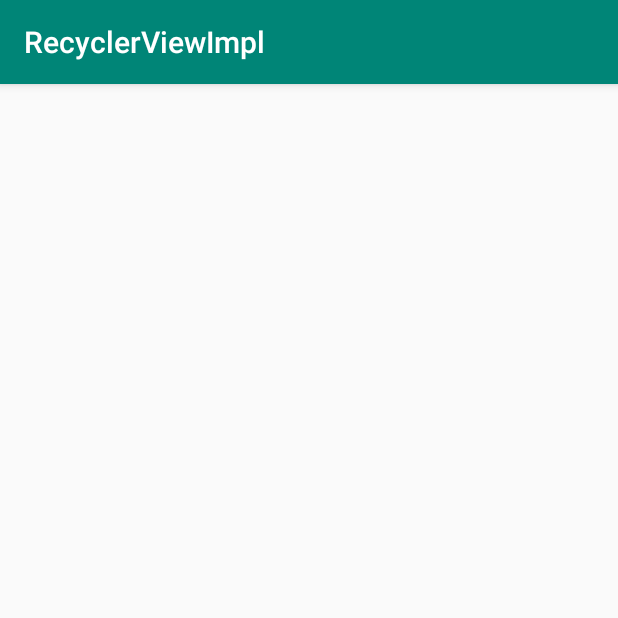
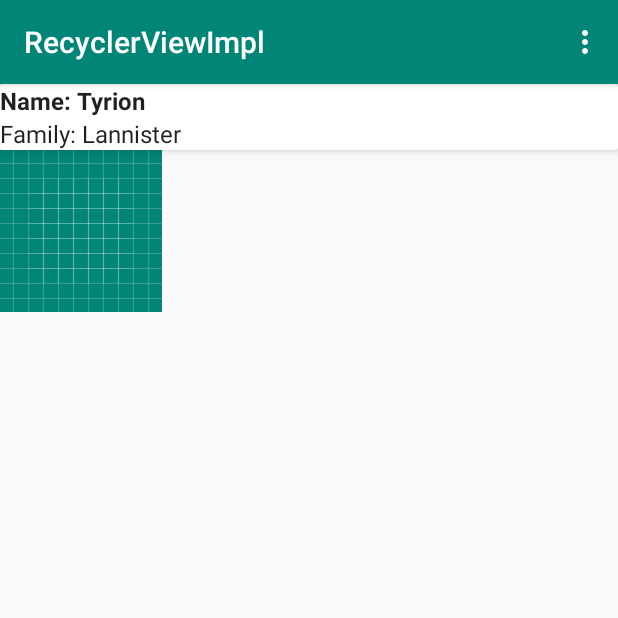
Before and after one commit to expallexand/RecyclerViewImpl, an Android app: the screen it shows after launch (MainActivity), on a phone screen of 412 x 824 dp, the top half of it. Run offline under Robolectric (Android 15) with nearby library versions, the phone set to English and light mode, and no system bars.

Commit message:
All done remarks: Need add CardView and Decorators

```diff
--- a/app/build.gradle
+++ b/app/build.gradle
@@ -26,4 +26,5 @@ dependencies {
     androidTestImplementation 'com.android.support.test:runner:1.0.2'
     androidTestImplementation 'com.android.support.test.espresso:espresso-core:3.0.2'
     implementation 'com.android.support:recyclerview-v7:26.1.0'
+    implementation 'com.android.support:cardview-v7:26.1.0'
 }
--- /dev/null
+++ b/app/src/main/java/com/example/alekseynd/recyclerviewimpl/data/User.java
@@ -0,0 +1,20 @@
+package com.example.alekseynd.recyclerviewimpl.data;
+
+public class User {
+
+    private String mFirstname;
+    private String mSecondName;
+
+    public User(String firstName, String secondName) {
+        mFirstname = firstName;
+        mSecondName = secondName;
+    }
+
+    public String getFirstname() {
+        return mFirstname;
+    }
+
+    public String getSecondName() {
+        return mSecondName;
+    }
+}
--- a/app/src/main/java/com/example/alekseynd/recyclerviewimpl/ui/RecyclerFragment.java
+++ b/app/src/main/java/com/example/alekseynd/recyclerviewimpl/ui/RecyclerFragment.java
@@ -1,23 +1,80 @@
 package com.example.alekseynd.recyclerviewimpl.ui;
 
+import android.content.Context;
 import android.os.Bundle;
 import android.support.annotation.NonNull;
 import android.support.annotation.Nullable;
 import android.support.v4.app.Fragment;
+import android.support.v7.widget.LinearLayoutManager;
 import android.support.v7.widget.RecyclerView;
 import android.view.LayoutInflater;
+import android.view.Menu;
+import android.view.MenuInflater;
+import android.view.MenuItem;
 import android.view.View;
 import android.view.ViewGroup;
 
 import com.example.alekseynd.recyclerviewimpl.R;
+import com.example.alekseynd.recyclerviewimpl.data.User;
+import com.example.alekseynd.recyclerviewimpl.util.ComplexRecyclerViewAdapter;
+
+import java.util.ArrayList;
 
 public class RecyclerFragment extends Fragment {
 
-    private RecyclerView mMRecyclerView;
+    private RecyclerView mRecyclerView;
+    private ComplexRecyclerViewAdapter mComplexRecyclerViewAdapter;
 
     public static RecyclerFragment newInstance() {
         return new RecyclerFragment();
     }
+
+
+    @Override
+    public void onCreateOptionsMenu(Menu menu, MenuInflater inflater) {
+        inflater.inflate(R.menu.main_menu, menu);
+    }
+
+    @Override
+    public boolean onOptionsItemSelected(MenuItem item) {
+        int id = item.getItemId();
+
+        switch (id) {
+            case R.id.action_add_typeUser_item:
+                mComplexRecyclerViewAdapter.addItem(this, ComplexRecyclerViewAdapter.USER);
+                mComplexRecyclerViewAdapter.notifyItemChanged(mComplexRecyclerViewAdapter.getItemCount());
+                mRecyclerView.scrollToPosition(mComplexRecyclerViewAdapter.getItemCount()-1);
+                return true;
+            case R.id.action_add_image_item:
+                mComplexRecyclerViewAdapter.addItem(this, ComplexRecyclerViewAdapter.IMAGE);
+                mComplexRecyclerViewAdapter.notifyItemChanged(mComplexRecyclerViewAdapter.getItemCount());
+                mRecyclerView.scrollToPosition(mComplexRecyclerViewAdapter.getItemCount()-1);
+                return true;
+            case R.id.action_exit:
+                System.exit(0);
+            default:
+                return super.onOptionsItemSelected(item);
+        }
+    }
+
+    private ArrayList<Object> getInitData() {
+        ArrayList<Object> items = new ArrayList<>();
+        items.add(new User("Tyrion", "Lannister"));
+        items.add("image");
+
+        return items;
+    }
+
+    @Override
+    public void onCreate(@Nullable Bundle savedInstanceState) {
+        super.onCreate(savedInstanceState);
+        setRetainInstance(true);
+        setHasOptionsMenu(true);
+
+        mComplexRecyclerViewAdapter = new ComplexRecyclerViewAdapter(getInitData());
+    }
+
+
 
     @Nullable
     @Override
@@ -28,6 +85,13 @@ public class RecyclerFragment extends Fragment {
 
     @Override
     public void onViewCreated(@NonNull View view, @Nullable Bundle savedInstanceState) {
-        mMRecyclerView = view.findViewById(R.id.recycler);
+        mRecyclerView = view.findViewById(R.id.recycler);
+    }
+
+    @Override
+    public void onActivityCreated(@Nullable Bundle savedInstanceState) {
+        super.onActivityCreated(savedInstanceState);
+        mRecyclerView.setLayoutManager(new LinearLayoutManager(getActivity()));
+        mRecyclerView.setAdapter(mComplexRecyclerViewAdapter);
     }
 }
--- a/app/src/main/java/com/example/alekseynd/recyclerviewimpl/ui/ViewHolderText.java
+++ b/app/src/main/java/com/example/alekseynd/recyclerviewimpl/ui/ViewHolderUser.java
@@ -6,11 +6,11 @@ import android.widget.TextView;
 
 import com.example.alekseynd.recyclerviewimpl.R;
 
-public class ViewHolderText extends RecyclerView.ViewHolder {
+public class ViewHolderUser extends RecyclerView.ViewHolder {
 
     private TextView mTvFirstName, mTvSecondName;
 
-    public ViewHolderText(View view) {
+    public ViewHolderUser(View view) {
         super(view);
         mTvFirstName = view.findViewById(R.id.tv_first_name);
         mTvSecondName = view.findViewById(R.id.tv_second_name);
--- /dev/null
+++ b/app/src/main/java/com/example/alekseynd/recyclerviewimpl/util/ComplexRecyclerViewAdapter.java
@@ -0,0 +1,121 @@
+package com.example.alekseynd.recyclerviewimpl.util;
+
+import android.support.v7.widget.RecyclerView;
+import android.view.LayoutInflater;
+import android.view.View;
+import android.view.ViewGroup;
+
+import com.example.alekseynd.recyclerviewimpl.R;
+import com.example.alekseynd.recyclerviewimpl.data.User;
+import com.example.alekseynd.recyclerviewimpl.ui.RecyclerFragment;
+import com.example.alekseynd.recyclerviewimpl.ui.RecyclerViewSimpleTextViewHolder;
+import com.example.alekseynd.recyclerviewimpl.ui.ViewHolderImage;
+import com.example.alekseynd.recyclerviewimpl.ui.ViewHolderUser;
+
+
+import java.util.List;
+
+public class ComplexRecyclerViewAdapter extends RecyclerView.Adapter<RecyclerView.ViewHolder> {
+
+    private List<Object> mItems;
+
+    public static final int USER = 0, IMAGE = 1;
+
+    public ComplexRecyclerViewAdapter(List<Object> items) {
+        this.mItems = items;
+    }
+
+    @Override
+    public int getItemCount() {
+        return mItems.size();
+    }
+
+    @Override
+    public int getItemViewType(int position) {
+        if (mItems.get(position) instanceof User) {
+            return USER;
+        } else if (mItems.get(position) instanceof String) {
+            return IMAGE;
+        }
+        return -1;
+    }
+
+    @Override
+    public RecyclerView.ViewHolder onCreateViewHolder(ViewGroup parent, int viewType) {
+       RecyclerView.ViewHolder viewHolder;
+        LayoutInflater inflater = LayoutInflater.from(parent.getContext());
+
+        switch (viewType) {
+            case USER:
+                View v1 = inflater.inflate(R.layout.viewholder_text, parent, false);
+                viewHolder = new ViewHolderUser(v1);
+                break;
+            case IMAGE:
+                View v2 = inflater.inflate(R.layout.viewholder_image, parent, false);
+                viewHolder = new ViewHolderImage(v2);
+                break;
+            default:
+                View v = inflater.inflate(android.R.layout.simple_list_item_1, parent, false);
+                viewHolder = new RecyclerViewSimpleTextViewHolder(v);
+                break;
+        }
+        return viewHolder;
+    }
+
+    @Override
+    public void onBindViewHolder(RecyclerView.ViewHolder holder, int position) {
+
+        switch(holder.getItemViewType()) {
+            case USER:
+                ViewHolderUser vhUser = (ViewHolderUser) holder;
+                configureViewHolderUser(vhUser, position);
+                break;
+            case IMAGE:
+                ViewHolderImage vhImage = (ViewHolderImage) holder;
+                configureViewHolderImage(vhImage, position);
+                break;
+            default:
+                RecyclerViewSimpleTextViewHolder vhDefault = (RecyclerViewSimpleTextViewHolder) holder;
+                confgureDefaultViewHolder(vhDefault, position);
+                break;
+        }
+    }
+
+    private void confgureDefaultViewHolder(RecyclerViewSimpleTextViewHolder vhDefault, int position) {
+        vhDefault.getSimpleTextView().setText((CharSequence) mItems.get(position));
+    }
+
+    private void configureViewHolderUser(ViewHolderUser vhUser, int position) {
+        User user = (User) mItems.get(position);
+        if (user != null) {
+            vhUser.getTvFirstName().setText("Name: " + user.getFirstname());
+            vhUser.getTvSecondName().setText("Family: " + user.getSecondName());
+        }
+    }
+
+    private void configureViewHolderImage(ViewHolderImage vhImage, int position) {
+
+        vhImage.getImageView().setImageResource(R.drawable.ic_launcher_background);
+    }
+
+    public void addItem(RecyclerFragment context, int type) {
+        switch(type) {
+            case IMAGE:
+                mItems.add("image");
+                notifyItemInserted(mItems.size());
+                break;
+            case USER:
+                mItems.add(new User("Test", "Test"));
+                notifyItemInserted(mItems.size());
+                break;
+            default:
+                break;
+        }
+    }
+
+    public void deleteItem(int position) {
+        mItems.remove(position);
+        notifyDataSetChanged();
+    }
+
+}
--- a/app/src/main/res/layout/viewholder_text.xml
+++ b/app/src/main/res/layout/viewholder_text.xml
@@ -1,9 +1,15 @@
 <?xml version="1.0" encoding="utf-8"?>
-<LinearLayout xmlns:android="http://schemas.android.com/apk/res/android"
-    android:orientation="vertical"
+<android.support.v7.widget.CardView xmlns:android="http://schemas.android.com/apk/res/android"
     android:layout_width="match_parent"
-    android:layout_height="match_parent"
+    android:layout_height="wrap_content"
+    xmlns:app="http://schemas.android.com/apk/res-auto"
+    app:cardElevation="4dp"
     android:padding="5dp">
+
+    <LinearLayout
+        android:orientation="vertical"
+        android:layout_width="match_parent"
+        android:layout_height="wrap_content">
 
     <TextView
         android:id="@+id/tv_first_name"
@@ -19,7 +25,7 @@
         android:layout_height="wrap_content"
         android:textAppearance="?android:attr/textAppearanceListItemSmall"
         android:gravity="center_vertical"/>
+    </LinearLayout>
 
 
-
-</LinearLayout>
+</android.support.v7.widget.CardView>
--- /dev/null
+++ b/app/src/main/res/menu/main_menu.xml
@@ -0,0 +1,20 @@
+<?xml version="1.0" encoding="utf-8"?>
+<menu xmlns:android="http://schemas.android.com/apk/res/android"
+    xmlns:app="http://schemas.android.com/apk/res-auto">
+
+    <item
+        android:id="@+id/action_add_typeUser_item"
+        android:enabled="true"
+        android:orderInCategory="100"
+        android:title="@string/action_add_typeUser_item"
+        android:visible="true"
+        app:showAsAction="withText" />
+    <item
+        android:id="@+id/action_add_image_item"
+        android:orderInCategory="101"
+        android:title="@string/action_add_image_item" />
+    <item
+        android:id="@+id/action_exit"
+        android:orderInCategory="102"
+        android:title="@string/exit" />
+</menu>
--- a/app/src/main/res/values/strings.xml
+++ b/app/src/main/res/values/strings.xml
@@ -1,3 +1,6 @@
 <resources>
     <string name="app_name">RecyclerViewImpl</string>
+    <string name="action_add_typeUser_item">add user item</string>
+    <string name="action_add_image_item">add user image</string>
+    <string name="exit">exit</string>
 </resources>
```
Also changed, not shown: app/src/main/java/com/example/alekseynd/recyclerviewimpl/ui/RecyclerViewSimpleTextViewHolder.java (added, +25 -0 lines), app/src/main/res/layout/simple_text.xml (added, +7 -0 lines).
